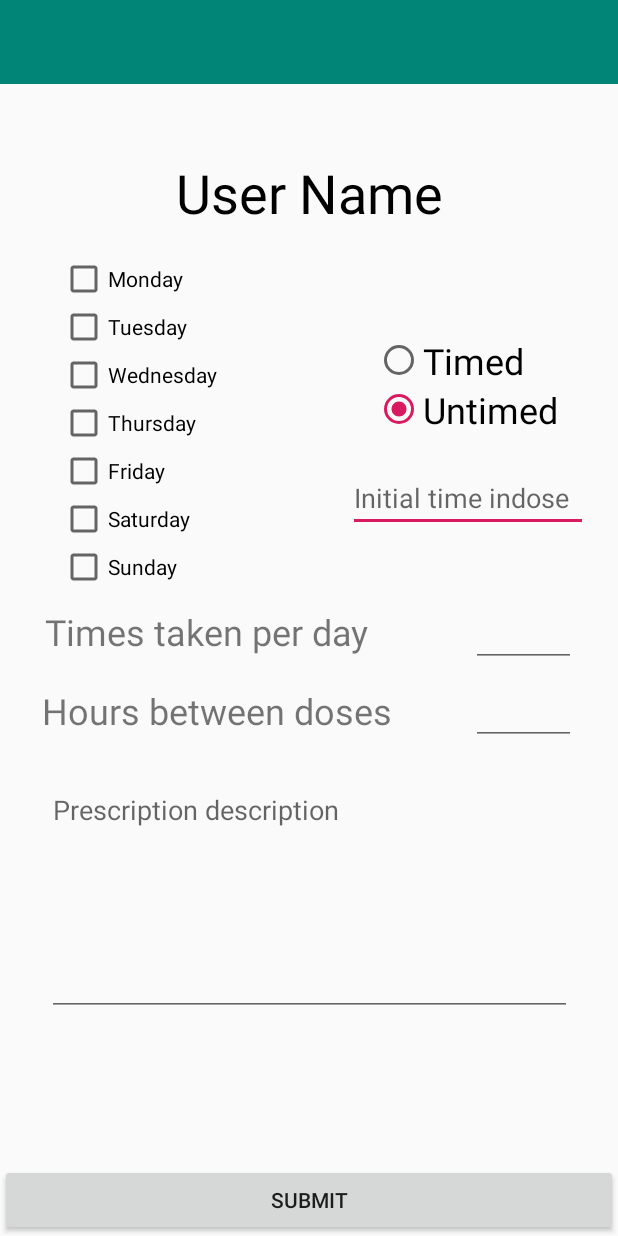
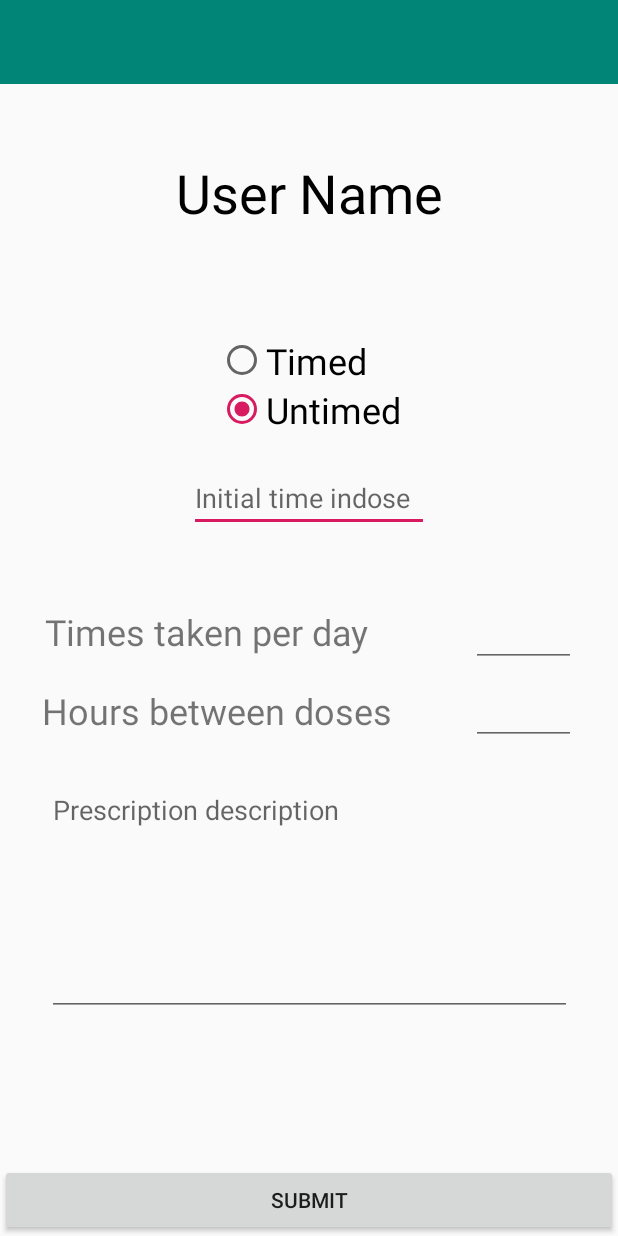
Before and after one commit to zyc1996/CS401_Group3_Project3, an Android app: the EditPrescriptionActivity screen opened directly, with no data from a screen before it, on a phone screen of 412 x 824 dp. Run offline under Robolectric (Android 15) with nearby library versions, the phone set to English and light mode, and no system bars.

Commit message:
UI finalized

```diff
--- a/app/src/main/res/layout/activity_edit_prescription.xml
+++ b/app/src/main/res/layout/activity_edit_prescription.xml
@@ -27,83 +27,31 @@
         app:layout_constraintStart_toStartOf="parent"
         app:layout_constraintTop_toBottomOf="@+id/addPrescriptionToolbar" />
 
-    <androidx.appcompat.widget.LinearLayoutCompat
-        android:layout_width="wrap_content"
-        android:layout_height="wrap_content"
-        android:orientation="vertical"
-        android:layout_marginStart="40dp"
-        android:layout_marginTop="17dp"
-        app:layout_constraintStart_toStartOf="parent"
-        app:layout_constraintTop_toBottomOf="@+id/user_name">
-
-        <androidx.appcompat.widget.AppCompatCheckBox
-            android:id="@+id/monday_checkbox"
-            android:layout_width="match_parent"
-            android:layout_height="wrap_content"
-            android:text="@string/monday_button" />
-
-        <androidx.appcompat.widget.AppCompatCheckBox
-            android:id="@+id/tuesday_checkbox"
-            android:layout_width="match_parent"
-            android:layout_height="wrap_content"
-            android:text="@string/tuesday_button" />
-
-        <androidx.appcompat.widget.AppCompatCheckBox
-            android:id="@+id/wednesday_checkbox"
-            android:layout_width="match_parent"
-            android:layout_height="wrap_content"
-            android:text="@string/wednesday_button" />
-
-        <androidx.appcompat.widget.AppCompatCheckBox
-            android:id="@+id/thursday_checkbox"
-            android:layout_width="match_parent"
-            android:layout_height="wrap_content"
-            android:text="@string/thursday_button" />
-
-        <androidx.appcompat.widget.AppCompatCheckBox
-            android:id="@+id/friday_checkbox"
-            android:layout_width="match_parent"
-            android:layout_height="wrap_content"
-            android:text="@string/friday_button" />
-
-        <androidx.appcompat.widget.AppCompatCheckBox
-            android:id="@+id/saturday_checkbox"
-            android:layout_width="match_parent"
-            android:layout_height="wrap_content"
-            android:text="@string/saturday_button" />
-
-        <androidx.appcompat.widget.AppCompatCheckBox
-            android:id="@+id/sunday_checkbox"
-            android:layout_width="match_parent"
-            android:layout_height="wrap_content"
-            android:text="@string/sunday_button" />
-    </androidx.appcompat.widget.LinearLayoutCompat>
-
     <RadioGroup
         android:id="@+id/schedule_type"
         android:layout_width="wrap_content"
         android:layout_height="wrap_content"
 
         android:layout_marginTop="71dp"
-        android:layout_marginEnd="40dp"
         app:layout_constraintEnd_toEndOf="parent"
+        app:layout_constraintStart_toStartOf="parent"
         app:layout_constraintTop_toBottomOf="@+id/user_name">
 
         <RadioButton
             android:id="@+id/timed_radio_button"
             android:layout_width="match_parent"
             android:layout_height="wrap_content"
+            android:onClick="checkButton"
             android:text="@string/timed"
-            android:onClick="checkButton"
             android:textSize="24sp" />
 
         <RadioButton
             android:id="@+id/untimed_radio_button"
             android:layout_width="match_parent"
             android:layout_height="wrap_content"
+            android:checked="true"
+            android:onClick="checkButton"
             android:text="@string/untimed"
-            android:onClick="checkButton"
-            android:checked="true"
             android:textSize="24sp" />
 
     </RadioGroup>
@@ -113,12 +61,12 @@
         android:layout_width="160dp"
         android:layout_height="wrap_content"
         android:layout_marginTop="20dp"
-        android:layout_marginEnd="20dp"
         android:autofillHints=""
         android:ems="10"
         android:hint="@string/time_indose"
         android:inputType="time"
         app:layout_constraintEnd_toEndOf="parent"
+        app:layout_constraintStart_toStartOf="parent"
         app:layout_constraintTop_toBottomOf="@+id/schedule_type" />
 
     <TextView
--- a/app/src/main/res/values/strings.xml
+++ b/app/src/main/res/values/strings.xml
@@ -58,6 +58,5 @@
     <string name="patient_email_display">Example@email.org</string>
     <string name="member_since_mm_dd_yy">Member since: MM/DD/YY</string>
     <string name="doctor_email_display">Eample@email.org</string>
-    <string name="member_since_mm_dd_yy">Member since: MM/DD/YY</string>
     <string name="doctor_email">Doctor Email</string>
 </resources>
```
Also changed, not shown: app/src/main/java/cs401/group3/pillpopper/ui/EditPrescriptionActivity.java (+0 -87 lines).
